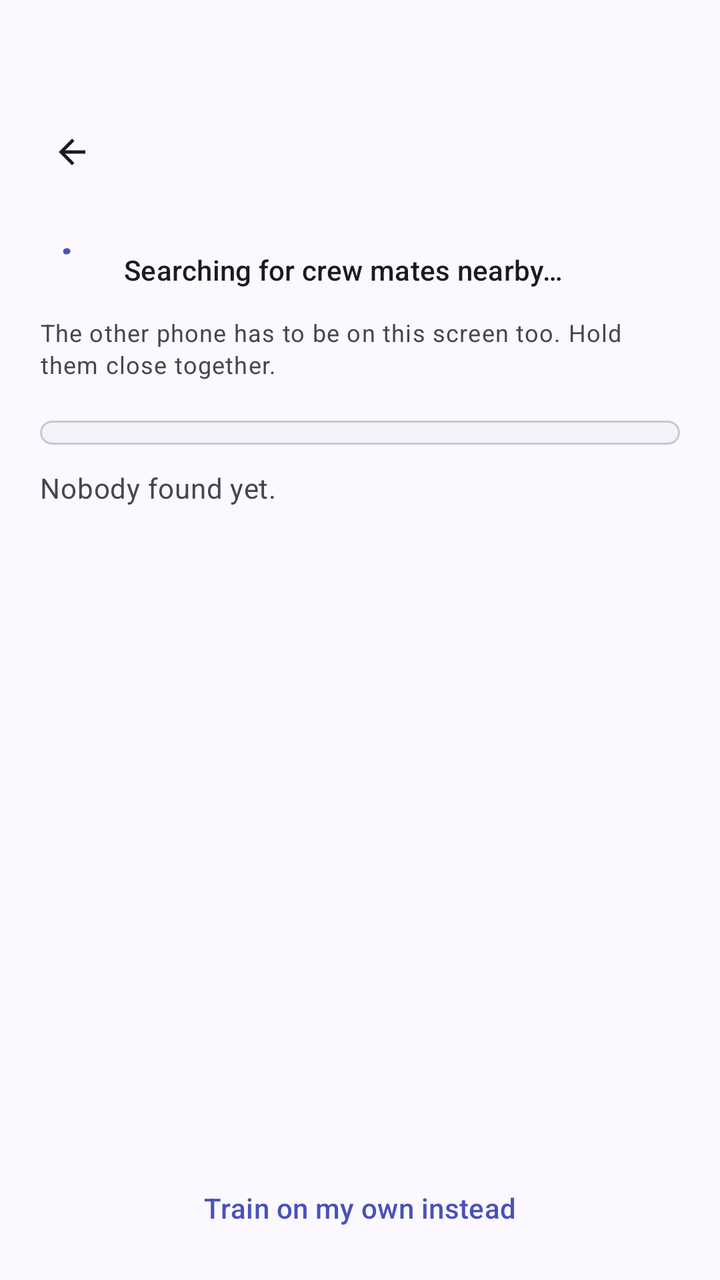
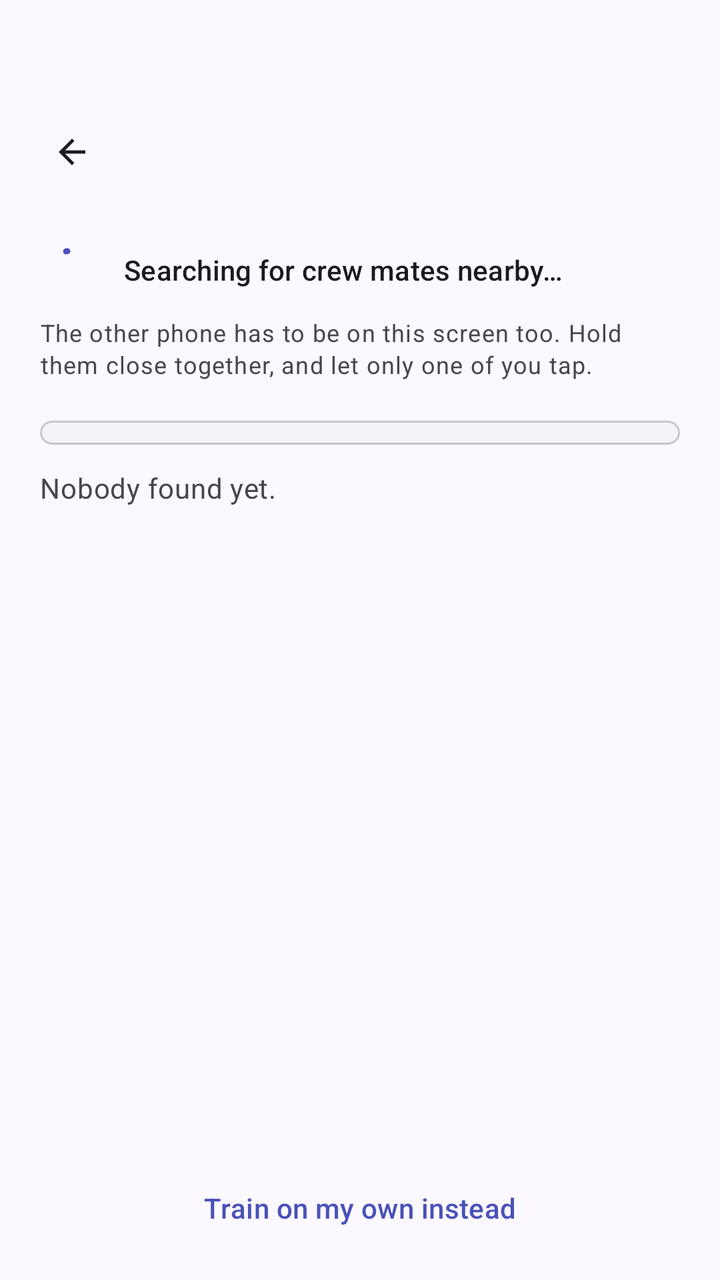

Before-and-after screenshots of an Android layout around one commit, followed by the original layout XML and the change that was made.
<!-- AndroidManifest.xml: application theme Theme.MobileSE -->
<!-- res/layout/screen_training_partner.xml -->
<?xml version="1.0" encoding="utf-8"?>
<androidx.constraintlayout.widget.ConstraintLayout xmlns:android="http://schemas.android.com/apk/res/android"
    xmlns:app="http://schemas.android.com/apk/res-auto"
    android:layout_width="match_parent"
    android:layout_height="match_parent"
    android:background="?attr/colorSurface">

    <include
        android:id="@+id/topBar"
        layout="@layout/part_top_bar"
        app:layout_constraintTop_toTopOf="parent" />

    <ScrollView
        android:layout_width="match_parent"
        android:layout_height="0dp"
        android:fillViewport="true"
        android:clipToPadding="false"
        app:layout_constraintTop_toBottomOf="@id/topBar"
        app:layout_constraintBottom_toTopOf="@id/btnPartnerSkip">

        <androidx.constraintlayout.widget.ConstraintLayout
            android:layout_width="match_parent"
            android:layout_height="wrap_content">

        <LinearLayout
            style="@style/ContentColumn"
            android:paddingBottom="24dp"
            app:layout_constraintTop_toTopOf="parent"
            app:layout_constraintStart_toStartOf="parent"
            app:layout_constraintEnd_toEndOf="parent">

            <LinearLayout
                android:layout_width="match_parent"
                android:layout_height="wrap_content"
                android:orientation="horizontal"
                android:baselineAligned="false"
                android:gravity="center_vertical"
                android:layout_marginTop="8dp">

                <com.google.android.material.progressindicator.CircularProgressIndicator
                    android:id="@+id/piPartnerSearch"
                    android:layout_width="wrap_content"
                    android:layout_height="wrap_content"
                    android:indeterminate="true"
                    app:indicatorSize="22dp"
                    app:trackThickness="3dp" />

                <TextView
                    android:id="@+id/tvPartnerStatus"
                    android:layout_width="0dp"
                    android:layout_height="wrap_content"
                    android:layout_weight="1"
                    android:layout_marginStart="12dp"
                    android:text="@string/partner_searching"
                    android:textAppearance="?attr/textAppearanceTitleSmall"
                    android:textColor="?attr/colorOnSurface" />
            </LinearLayout>

            <TextView
                android:id="@+id/tvPartnerHint"
                android:layout_width="match_parent"
                android:layout_height="wrap_content"
                android:layout_marginTop="8dp"
                android:text="@string/partner_hint"
                android:textAppearance="?attr/textAppearanceBodySmall"
                android:textColor="?attr/colorOnSurfaceVariant" />

            <com.google.android.material.card.MaterialCardView
                style="@style/Widget.CrewFit.Card.Outlined"
                android:layout_width="match_parent"
                android:layout_height="wrap_content"
                android:layout_marginTop="20dp">

                <LinearLayout
                    android:id="@+id/llPartnerFound"
                    android:layout_width="match_parent"
                    android:layout_height="wrap_content"
                    android:orientation="vertical"
                    android:paddingTop="6dp"
                    android:paddingBottom="6dp" />
            </com.google.android.material.card.MaterialCardView>

            <TextView
                android:id="@+id/tvPartnerEmpty"
                android:layout_width="match_parent"
                android:layout_height="wrap_content"
                android:layout_marginTop="12dp"
                android:text="@string/partner_none_yet"
                android:textAppearance="?attr/textAppearanceBodyMedium"
                android:textColor="?attr/colorOnSurfaceVariant" />
        </LinearLayout>
        </androidx.constraintlayout.widget.ConstraintLayout>
    </ScrollView>

    <com.google.android.material.button.MaterialButton
        android:id="@+id/btnPartnerSkip"
        style="@style/Widget.CrewFit.Button.Text"
        android:layout_width="match_parent"
        android:layout_height="wrap_content"
        android:layout_marginStart="@dimen/screen_padding_horizontal"
        android:layout_marginEnd="@dimen/screen_padding_horizontal"
        android:layout_marginBottom="12dp"
        android:text="@string/partner_skip"
        app:layout_constraintBottom_toBottomOf="parent" />

</androidx.constraintlayout.widget.ConstraintLayout>
<!-- res/layout/part_top_bar.xml (included above) -->
<?xml version="1.0" encoding="utf-8"?>
<androidx.constraintlayout.widget.ConstraintLayout xmlns:android="http://schemas.android.com/apk/res/android"
    xmlns:app="http://schemas.android.com/apk/res-auto"
    android:layout_width="match_parent"
    android:layout_height="wrap_content"
    android:paddingTop="@dimen/top_bar_padding_top"
    android:paddingBottom="12dp">

    <com.google.android.material.button.MaterialButton
        android:id="@+id/btnTopBarBack"
        style="@style/Widget.Material3.Button.IconButton"
        android:layout_width="48dp"
        android:layout_height="48dp"
        android:layout_marginStart="12dp"
        android:contentDescription="@string/back_desc"
        app:icon="@drawable/ic_arrow_back"
        app:iconTint="?attr/colorOnSurface"
        app:layout_constraintStart_toStartOf="parent"
        app:layout_constraintTop_toTopOf="parent" />

    
    <com.google.android.material.button.MaterialButton
        android:id="@+id/btnTopBarAction"
        style="@style/Widget.Material3.Button.IconButton"
        android:layout_width="48dp"
        android:layout_height="48dp"
        android:layout_marginEnd="12dp"
        android:visibility="gone"
        app:iconTint="?attr/colorOnSurface"
        app:layout_constraintTop_toTopOf="@id/btnTopBarBack"
        app:layout_constraintBottom_toBottomOf="@id/btnTopBarBack"
        app:layout_constraintEnd_toEndOf="parent" />

    <TextView
        android:id="@+id/tvTopBarTitle"
        android:layout_width="0dp"
        android:layout_height="wrap_content"
        android:layout_marginStart="8dp"
        android:layout_marginEnd="8dp"
        android:maxLines="1"
        android:ellipsize="end"
        android:textAppearance="?attr/textAppearanceHeadlineSmall"
        android:textColor="?attr/colorOnSurface"
        app:layout_constraintBottom_toBottomOf="@id/btnTopBarBack"
        app:layout_constraintEnd_toStartOf="@id/btnTopBarAction"
        app:layout_constraintStart_toEndOf="@id/btnTopBarBack"
        app:layout_constraintTop_toTopOf="@id/btnTopBarBack" />
</androidx.constraintlayout.widget.ConstraintLayout>
<!-- resources referenced by this layout -->
<resources>
  <dimen name="screen_padding_horizontal">20dp</dimen>
  <dimen name="top_bar_padding_top">52dp</dimen>
  <string name="back_desc">Back</string>
  <string name="partner_hint">The other phone has to be on this screen too. Hold them close together.</string>
  <string name="partner_none_yet">Nobody found yet.</string>
  <string name="partner_searching">Searching for crew mates nearby…</string>
  <string name="partner_skip">Train on my own instead</string>
  <style name="Widget.CrewFit.Button.Text" parent="Widget.Material3.Button.TextButton" />
  <style name="Theme.MobileSE" parent="Base.Theme.MobileSE" />
  <dimen name="content_max_width">2000dp</dimen>
  <color name="md_surface_container_low">#F5F2FA</color>
  <color name="md_outline_variant">#C7C5D0</color>
  <style name="ShapeAppearance.CrewFit.Medium" parent="ShapeAppearance.Material3.Corner.Medium">
          <item name="cornerSize">20dp</item>
      </style>
  <color name="md_primary">#4A51B8</color>
  <color name="md_on_primary">#FFFFFF</color>
  <color name="md_primary_container">#E0E3FF</color>
  <color name="md_on_primary_container">#050B63</color>
  <color name="md_secondary">#00795A</color>
  <color name="md_on_secondary">#FFFFFF</color>
  <color name="md_secondary_container">#8CFFD1</color>
  <color name="md_on_secondary_container">#002018</color>
  <color name="md_tertiary">#8C5000</color>
  <color name="md_on_tertiary">#FFFFFF</color>
  <color name="md_tertiary_container">#FFDCC2</color>
  <color name="md_on_tertiary_container">#2E1500</color>
  <color name="md_error">#BA1A1A</color>
  <color name="md_on_error">#FFFFFF</color>
  <color name="md_error_container">#FFDAD6</color>
  <color name="md_on_error_container">#410002</color>
  <color name="md_surface">#FBF8FF</color>
  <color name="md_on_surface">#1A1B21</color>
  <color name="md_surface_variant">#E2E1EC</color>
  <color name="md_on_surface_variant">#45464F</color>
  <color name="md_surface_container_lowest">#FFFFFF</color>
  <color name="md_surface_container">#EFEDF4</color>
  <color name="md_surface_container_high">#E9E7EF</color>
  <color name="md_surface_container_highest">#E3E1E9</color>
  <color name="md_outline">#767680</color>
  <color name="md_inverse_surface">#2F3036</color>
  <color name="md_inverse_on_surface">#F2F0F7</color>
  <style name="ShapeAppearance.CrewFit.Small" parent="ShapeAppearance.Material3.Corner.Small">
          <item name="cornerSize">12dp</item>
      </style>
  <style name="ShapeAppearance.CrewFit.Large" parent="ShapeAppearance.Material3.Corner.Large">
          <item name="cornerSize">28dp</item>
      </style>
  <style name="Widget.CrewFit.BottomNav.Indicator" parent="Widget.Material3.BottomNavigationView.ActiveIndicator">
          <item name="android:color">@android:color/transparent</item>
      </style>
  <!-- unchanged entries left out for length: 13 -->
</resources>

<!-- the commit's change to res/layout/screen_training_partner.xml (unified diff, before → after) -->
@@ -29,6 +29,101 @@
             app:layout_constraintStart_toStartOf="parent"
             app:layout_constraintEnd_toEndOf="parent">
 
+            
+            <LinearLayout
+                android:id="@+id/llSession"
+                android:layout_width="match_parent"
+                android:layout_height="wrap_content"
+                android:orientation="vertical"
+                android:visibility="gone">
+
+                <TextView
+                    android:id="@+id/tvSessionPartner"
+                    android:layout_width="match_parent"
+                    android:layout_height="wrap_content"
+                    android:layout_marginTop="8dp"
+                    android:textAppearance="?attr/textAppearanceTitleMedium"
+                    android:textColor="?attr/colorOnSurface" />
+
+                
+                <TextView
+                    android:id="@+id/tvSessionWarning"
+                    android:layout_width="match_parent"
+                    android:layout_height="wrap_content"
+                    android:layout_marginTop="10dp"
+                    android:visibility="gone"
+                    android:background="@drawable/bg_watch_notice"
+                    android:padding="12dp"
+                    android:textAppearance="?attr/textAppearanceBodyMedium"
+                    android:textColor="?attr/colorOnTertiaryContainer" />
+
+                
+                <com.google.android.material.textfield.TextInputLayout
+                    android:id="@+id/tilSessionSport"
+                    style="@style/Widget.CrewFit.TextField"
+                    android:layout_width="match_parent"
+                    android:layout_height="wrap_content"
+                    android:layout_marginTop="16dp"
+                    android:hint="@string/train_question"
+                    app:endIconMode="custom"
+                    app:endIconDrawable="@drawable/ic_arrow_drop_down"
+                    app:endIconTint="?attr/colorOnSurfaceVariant">
+
+                    <com.google.android.material.textfield.TextInputEditText
+                        android:id="@+id/etSessionSport"
+                        android:layout_width="match_parent"
+                        android:layout_height="wrap_content"
+                        android:focusable="false"
+                        android:focusableInTouchMode="false"
+                        android:cursorVisible="false"
+                        android:inputType="none" />
+                </com.google.android.material.textfield.TextInputLayout>
+
+                <TextView
+                    android:id="@+id/tvSessionTimer"
+                    android:layout_width="match_parent"
+                    android:layout_height="wrap_content"
+                    android:layout_marginTop="24dp"
+                    android:gravity="center"
+                    android:text="@string/session_timer_zero"
+                    android:textAppearance="?attr/textAppearanceDisplayMedium"
+                    android:textColor="?attr/colorOnSurface" />
+
+                <TextView
+                    android:id="@+id/tvSessionHint"
+                    android:layout_width="match_parent"
+                    android:layout_height="wrap_content"
+                    android:layout_marginTop="4dp"
+                    android:gravity="center"
+                    android:textAppearance="?attr/textAppearanceBodySmall"
+                    android:textColor="?attr/colorOnSurfaceVariant" />
+
+                <com.google.android.material.button.MaterialButton
+                    android:id="@+id/btnSessionAction"
+                    style="@style/Widget.CrewFit.Button"
+                    android:layout_width="match_parent"
+                    android:layout_height="wrap_content"
+                    android:layout_marginTop="24dp"
+                    android:text="@string/session_start" />
+
+                
+                <com.google.android.material.button.MaterialButton
+                    android:id="@+id/btnSessionReconnect"
+                    style="@style/Widget.CrewFit.Button.Outlined"
+                    android:layout_width="match_parent"
+                    android:layout_height="wrap_content"
+                    android:layout_marginTop="10dp"
+                    android:visibility="gone"
+                    android:text="@string/session_reconnect" />
+            </LinearLayout>
+
+            
+            <LinearLayout
+                android:id="@+id/llSearch"
+                android:layout_width="match_parent"
+                android:layout_height="wrap_content"
+                android:orientation="vertical">
+
             <LinearLayout
                 android:layout_width="match_parent"
                 android:layout_height="wrap_content"
@@ -88,6 +183,7 @@
                 android:text="@string/partner_none_yet"
                 android:textAppearance="?attr/textAppearanceBodyMedium"
                 android:textColor="?attr/colorOnSurfaceVariant" />
+            </LinearLayout>
         </LinearLayout>
         </androidx.constraintlayout.widget.ConstraintLayout>
     </ScrollView>
<!-- resource entries referenced after the edit -->
@@ -2,11 +2,38 @@
 <resources>
   <dimen name="screen_padding_horizontal">20dp</dimen>
   <dimen name="top_bar_padding_top">52dp</dimen>
+  <!-- drawable bg_watch_notice (drawable) -->
+  <?xml version="1.0" encoding="utf-8"?>
+  <shape xmlns:android="http://schemas.android.com/apk/res/android"
+      android:shape="rectangle">
+      <solid android:color="?attr/colorTertiaryContainer" />
+      <corners android:radius="12dp" />
+  </shape>
+  <!-- drawable ic_arrow_drop_down (drawable) -->
+  <?xml version="1.0" encoding="utf-8"?>
+  <vector xmlns:android="http://schemas.android.com/apk/res/android"
+      android:width="24dp"
+      android:height="24dp"
+      android:viewportWidth="24"
+      android:viewportHeight="24"
+      android:tint="?attr/colorControlNormal">
+      <path
+          android:fillColor="@android:color/white"
+          android:pathData="M7,10l5,5 5,-5z" />
+  </vector>
   <string name="back_desc">Back</string>
-  <string name="partner_hint">The other phone has to be on this screen too. Hold them close together.</string>
+  <string name="partner_hint">The other phone has to be on this screen too. Hold them close together, and let only one of you tap.</string>
   <string name="partner_none_yet">Nobody found yet.</string>
   <string name="partner_searching">Searching for crew mates nearby…</string>
   <string name="partner_skip">Train on my own instead</string>
+  <string name="session_reconnect">Connect again</string>
+  <string name="session_start">Start workout</string>
+  <string name="session_timer_zero">00:00</string>
+  <string name="train_question">What did you train?</string>
+  <style name="Widget.CrewFit.Button.Outlined" parent="Widget.Material3.Button.OutlinedButton">
+          <item name="android:minHeight">56dp</item>
+          <item name="cornerRadius">16dp</item>
+      </style>
   <style name="Widget.CrewFit.Button.Text" parent="Widget.Material3.Button.TextButton" />
   <style name="Theme.MobileSE" parent="Base.Theme.MobileSE" />
   <dimen name="content_max_width">2000dp</dimen>
